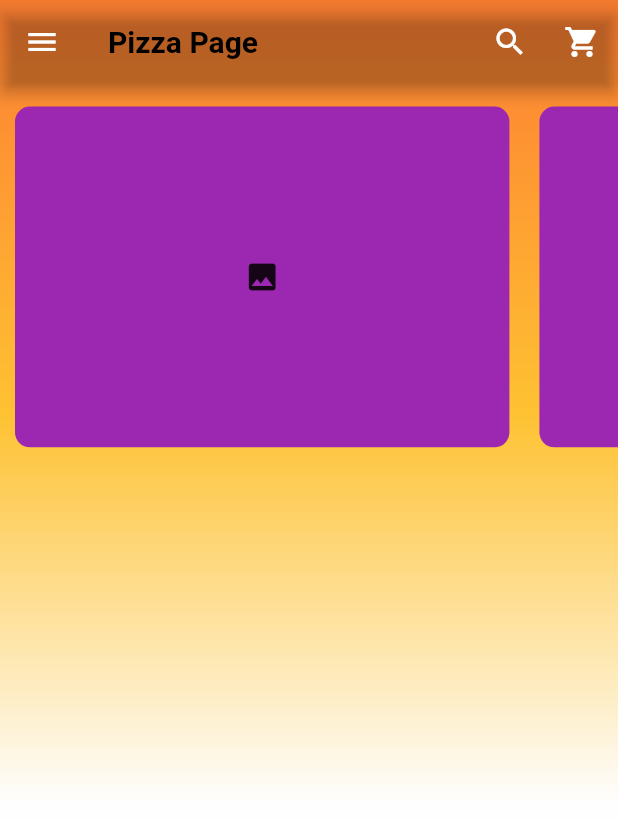
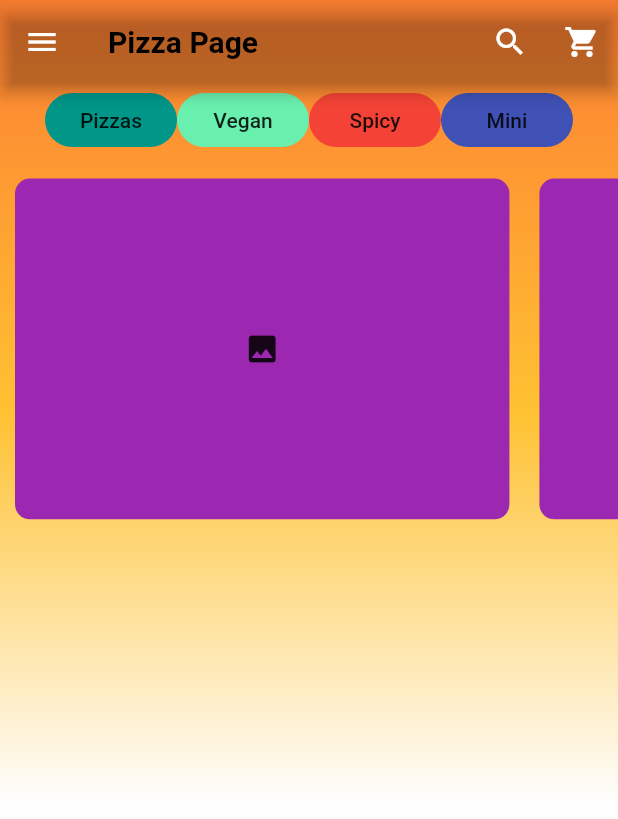
Before and after one commit to dznkos/jungleApp, a Flutter app: the screen it shows after launch, on a phone screen of 412 x 824 dp. Shown: the top 819 px of the screen. Run offline on Flutter 3.47's test engine with Material 2 defaults, Android fonts, the phone set to English and light mode, and no system bars; our stand-ins replace rxdart.

Commit message:
version 2.0

```diff
--- a/lib/pages/home_page.dart
+++ b/lib/pages/home_page.dart
@@ -1,4 +1,5 @@
 import 'package:flutter/material.dart';
+import 'package:jungle_app/widgets/categoria_titulo.dart';
 import 'package:jungle_app/widgets/fondo_pizza.dart';
 import 'package:jungle_app/widgets/page_main.dart';
 
@@ -85,7 +86,24 @@ class _HomePageState extends State<HomePage> {
       scrollDirection: Axis.horizontal,
       child: Row(
         mainAxisAlignment: MainAxisAlignment.spaceEvenly,
-        children: <Widget>[],
+        children: <Widget>[
+          CategoriaTitulo(
+            title: "Pizzas",
+            color: Colors.teal,
+          ),
+          CategoriaTitulo(
+            title: "Vegan",
+            color: Colors.greenAccent,
+          ),
+          CategoriaTitulo(
+            title: "Spicy",
+            color: Colors.red,
+          ),
+          CategoriaTitulo(
+            title: "Mini",
+            color: Colors.indigo,
+          ),
+        ],
       ),
     );
   }
--- a/lib/widgets/categoria_titulo.dart
+++ b/lib/widgets/categoria_titulo.dart
@@ -10,22 +10,13 @@ class CategoriaTitulo extends StatelessWidget {
 
   @override
   Widget build(BuildContext context) {
-    return Column(
-      children: [
-        Container(
-          width: 90,
-          height: 70,
-          decoration: BoxDecoration(
-              color: this.color, borderRadius: BorderRadius.circular(10)),
-          child: this.assetPath != null ? Image.asset(this.assetPath) : null,
-        ),
-        SizedBox(
-          height: 5,
-        ),
-        Text(
-          this.title,
-        )
-      ],
+    return FlatButton(
+      color: this.color,
+      onPressed: () {},
+      shape: StadiumBorder(),
+      child: this.assetPath != null
+          ? Image.asset(this.assetPath)
+          : Center(child: Text(this.title)),
     );
   }
 }
```
